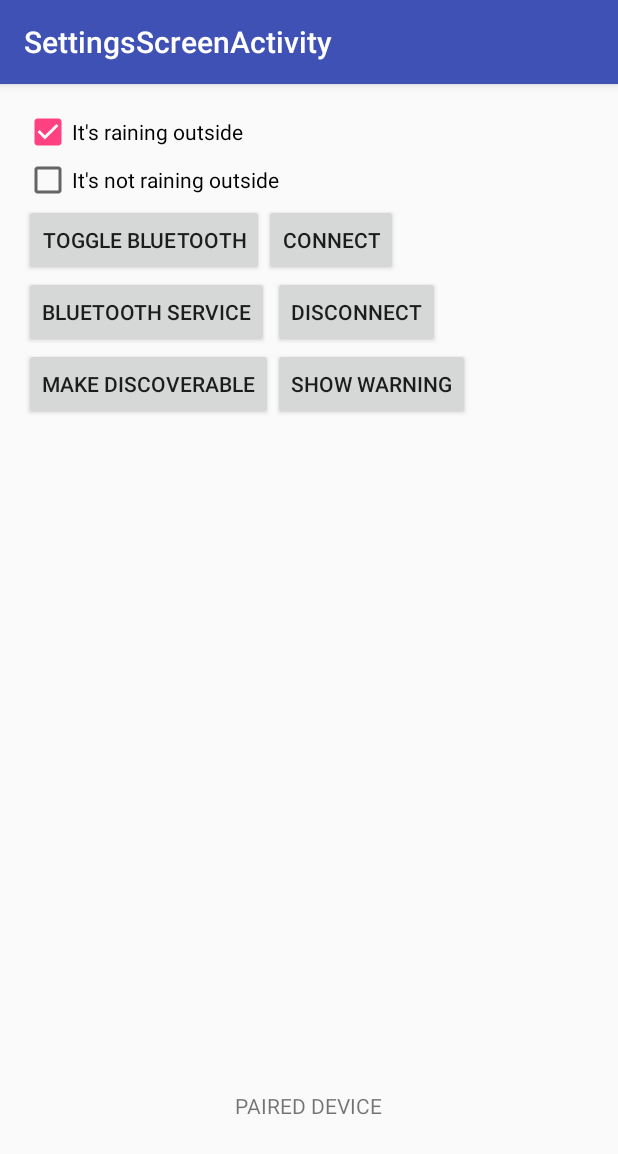
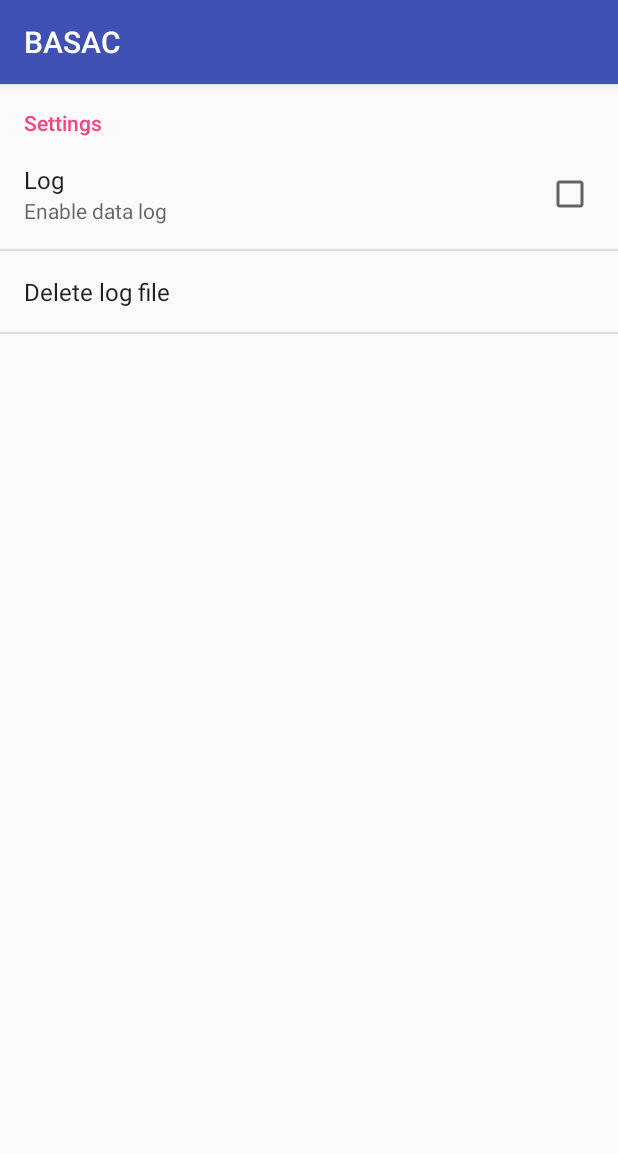
Before and after one commit to ax-rwnd/BASAC, an Android app: the screen it shows after launch (SettingsScreenActivity before the commit, SettingsActivity after it), in the options menu, after a tap on "Settings", on a phone screen of 412 x 824 dp. Shown: the top 1154 px of the screen. Run offline under Robolectric (Android 15) with nearby library versions, the phone set to English and light mode, and no system bars.

Commit message:
Added new settings activity. Added data log. Minor fixes

```diff
--- a/android/app/src/main/AndroidManifest.xml
+++ b/android/app/src/main/AndroidManifest.xml
@@ -49,6 +49,8 @@
             android:name=".BluetoothClient"
             android:enabled="true"
             android:exported="false" />
+
+        <activity android:name=".SettingsActivity" />
     </application>
 
 </manifest>
--- a/android/app/src/main/java/d0020e/basac/BluetoothClient.java
+++ b/android/app/src/main/java/d0020e/basac/BluetoothClient.java
@@ -269,7 +269,7 @@ public class BluetoothClient extends Service {
         BluetoothClient.this.stop();
     }
     private void connectionFailed() {
-        Log.d(TAG, "Could failed");
+        Log.d(TAG, "Connection failed");
         //Toast.makeText(this, "Bluetooth connection failed", Toast.LENGTH_SHORT).show();
         BluetoothClient.intendedStop = true;
         BluetoothClient.this.stop();
--- a/android/app/src/main/java/d0020e/basac/DataStore.java
+++ b/android/app/src/main/java/d0020e/basac/DataStore.java
@@ -20,10 +20,6 @@ public class DataStore extends Application {
     // Value IDs
     public static final int VALUE_TESTVALUE = 0;
     public static final int VALUE_ACCELEROMETER = 1;
-
-    public static final String TOAST = "TOAST";
-    // Messages
-    public static final int MESSAGE_TOAST = 1;
 
     public StateController mState;
 
@@ -51,6 +47,9 @@ public class DataStore extends Application {
         // TODO: Add values to match arduino data
         super.onCreate();
         SharedPreferences sharedPref = PreferenceManager.getDefaultSharedPreferences(this);
+        // Set default values for settings
+        PreferenceManager.setDefaultValues(this, R.xml.preference_main, false);
+
         int value_testValue = sharedPref.getInt("data_"+DataStore.VALUE_TESTVALUE, DataStore.VALUE_TESTVALUE);
 
         DataModel.getInstance().addValue(value_testValue);
--- a/android/app/src/main/java/d0020e/basac/HomeScreenActivity.java
+++ b/android/app/src/main/java/d0020e/basac/HomeScreenActivity.java
@@ -1,31 +1,25 @@
 package d0020e.basac;
 
-import android.bluetooth.BluetoothAdapter;
-import android.content.BroadcastReceiver;
-import android.content.ComponentName;
 import android.content.Context;
 import android.content.Intent;
-import android.content.IntentFilter;
 import android.hardware.SensorEvent;
 import android.hardware.SensorEventListener;
 import android.os.Bundle;
+import android.preference.PreferenceManager;
 import android.support.v7.app.AppCompatActivity;
 import android.support.v7.widget.Toolbar;
 import android.util.Log;
 import android.view.View;
 import android.view.Menu;
 import android.view.MenuItem;
+import android.widget.Button;
 import android.widget.Toast;
-
 import android.hardware.Sensor;
 import android.hardware.SensorManager;
 
 
 public class HomeScreenActivity extends AppCompatActivity implements SensorEventListener {
     private static final String TAG = "HomeScreen";
-
-    private BroadcastReceiver mBluetoothReceiver;
-    private boolean mBluetoothReceiverRegistered;
 
     protected void onCreate(Bundle savedInstanceState) {
         super.onCreate(savedInstanceState);
@@ -42,68 +36,14 @@ public class HomeScreenActivity extends AppCompatActivity implements SensorEvent
         Sensor smAccel = sm.getDefaultSensor(Sensor.TYPE_ACCELEROMETER);
         sm.registerListener(this, smAccel, SensorManager.SENSOR_DELAY_NORMAL);
 
-        BluetoothAdapter mBluetoothAdapter = BluetoothAdapter.getDefaultAdapter();
-        if (mBluetoothAdapter == null) {
-            mBluetoothReceiverRegistered = false;
-        } else {
-            mBluetoothReceiver = new BroadcastReceiver() {
-                @Override
-                public void onReceive(Context context, Intent intent) {
-                    String action = intent.getAction();
-                    if (BluetoothAdapter.ACTION_STATE_CHANGED.equals(action)) {
-                        final int state = intent.getIntExtra(BluetoothAdapter.EXTRA_STATE, BluetoothAdapter.ERROR);
-                        updateBluetoothStatus(state);
-                    }
-                }
-            };
-            this.registerReceiver(mBluetoothReceiver, new IntentFilter(BluetoothAdapter.ACTION_STATE_CHANGED));
-            mBluetoothReceiverRegistered = true;
-            updateBluetoothStatus(mBluetoothAdapter.getState());
-        }
-
-    }
-
-    @Override
-    protected void onStart() {
-        super.onStart();
-    }
-
-    @Override
-    protected void onStop() {
-        super.onStop();
-    }
-
-    protected void onDestroy() {
-        super.onDestroy();
-        if (mBluetoothReceiverRegistered) {
-            this.unregisterReceiver(mBluetoothReceiver);
-        }
-    }
-
-    private void updateBluetoothStatus(int state) {
-        switch (state) {
-            case BluetoothAdapter.STATE_TURNING_OFF:
-                //Toast.makeText(getApplicationContext(), "Bluetooth turning off", Toast.LENGTH_SHORT).show();
-                break;
-            case BluetoothAdapter.STATE_OFF:
-                //Toast.makeText(getApplicationContext(), "Bluetooth off", Toast.LENGTH_SHORT).show();
-                break;
-            case BluetoothAdapter.STATE_TURNING_ON:
-                //Toast.makeText(getApplicationContext(), "Bluetooth turning on", Toast.LENGTH_SHORT).show();
-                break;
-            case BluetoothAdapter.STATE_ON:
-                //Toast.makeText(getApplicationContext(), "Bluetooth on", Toast.LENGTH_SHORT).show();
-                break;
-            case BluetoothAdapter.STATE_CONNECTED:
-
-                break;
-            case BluetoothAdapter.STATE_CONNECTING:
-
-                break;
-            case BluetoothAdapter.STATE_DISCONNECTED:
-
-                break;
-        }
+        Button settings = (Button)findViewById(R.id.settings);
+        settings.setOnClickListener(new View.OnClickListener() {
+            @Override
+            public void onClick(View v) {
+                Intent intent = new Intent(getApplicationContext(), SettingsActivity.class);
+                startActivity(intent);
+            }
+        });
     }
 
     @Override
@@ -122,7 +62,7 @@ public class HomeScreenActivity extends AppCompatActivity implements SensorEvent
 
         //noinspection SimplifiableIfStatement
         if (id == R.id.action_settings) {
-            Intent intent = new Intent(this, SettingsScreenActivity.class);
+            Intent intent = new Intent(this, SettingsActivity.class);
             startActivity(intent);
             return true;
         }
--- /dev/null
+++ b/android/app/src/main/java/d0020e/basac/ResetLogFileDialogPreference.java
@@ -0,0 +1,31 @@
+package d0020e.basac;
+
+import android.content.Context;
+import android.preference.DialogPreference;
+import android.util.AttributeSet;
+import android.util.Log;
+
+/**
+ * Created by WeeDzCokie on 2016-02-03.
+ */
+public class ResetLogFileDialogPreference extends DialogPreference {
+
+    public ResetLogFileDialogPreference(Context context, AttributeSet attrs) {
+        super(context, attrs);
+    }
+
+    @Override
+    protected void onDialogClosed(boolean result) {
+        super.onDialogClosed(result);
+        persistBoolean(result);
+        if (result) {
+            // Delete log file
+            if (getContext().deleteFile("data.log")) {
+                Log.d("Dialog", "Deleted file data.log");
+            } else {
+                Log.d("Dialog", "Could not delete file data.log");
+            }
+        }
+    }
+
+}
--- /dev/null
+++ b/android/app/src/main/java/d0020e/basac/SettingsActivity.java
@@ -0,0 +1,16 @@
+package d0020e.basac;
+
+import android.support.v7.app.AppCompatActivity;
+import android.os.Bundle;
+
+public class SettingsActivity extends AppCompatActivity {
+
+    @Override
+    protected void onCreate(Bundle savedInstanceState) {
+        super.onCreate(savedInstanceState);
+
+        getFragmentManager().beginTransaction()
+                .replace(android.R.id.content, new SettingsFragment())
+                .commit();
+    }
+}
--- /dev/null
+++ b/android/app/src/main/java/d0020e/basac/SettingsFragment.java
@@ -0,0 +1,13 @@
+package d0020e.basac;
+
+import android.os.Bundle;
+import android.preference.PreferenceFragment;
+
+public class SettingsFragment extends PreferenceFragment {
+
+    @Override
+    public void onCreate(Bundle savedInstanceState) {
+        super.onCreate(savedInstanceState);
+        addPreferencesFromResource(R.xml.preference_main);
+    }
+}
--- a/android/app/src/main/java/d0020e/basac/SettingsScreenActivity.java
+++ b/android/app/src/main/java/d0020e/basac/SettingsScreenActivity.java
@@ -7,7 +7,6 @@ import android.support.v7.app.AppCompatActivity;
 import android.support.v7.widget.Toolbar;
 import android.util.Log;
 import android.view.View;
-import android.widget.CheckBox;
 import android.widget.TextView;
 import android.widget.Toast;
 
@@ -15,10 +14,7 @@ public class SettingsScreenActivity extends AppCompatActivity {
 
     private static final String TAG = "SettingsScreen";
 
-    private BluetoothClient mBluetoothClient;
-
     private BluetoothAdapter mBluetoothAdapter;
-    private String mDeviceAddress;
 
     @Override
     protected void onCreate(Bundle savedInstanceState) {
@@ -28,44 +24,6 @@ public class SettingsScreenActivity extends AppCompatActivity {
         setSupportActionBar(toolbar);
 
         mBluetoothAdapter = BluetoothAdapter.getDefaultAdapter();
-
-        final CheckBox checkBox = (CheckBox) findViewById(R.id.checkbox_1);
-        if (!checkBox.isChecked()) {
-            checkBox.setChecked(true);
-        }
-    }
-
-    @Override
-    protected void onResume() {
-        super.onResume();
-        if (mBluetoothAdapter != null) {
-            TextView mPairedDevice = (TextView) findViewById(R.id.bt_paired_device);
-        }
-    }
-
-    public void onCheckboxClicked(View view) {
-        // Is the view now checked?
-        boolean checked = ((CheckBox) view).isChecked();
-
-        // Check which checkbox was checked
-        switch(view.getId()) {
-            case R.id.checkbox_1:
-                if (checked) {
-                    Log.i("box 1 :", "checked");
-                }
-                else {
-                    Log.i("box 1 :", "NOT checked");
-                }
-                break;
-            case R.id.checkbox_2:
-                if (checked) {
-                    Log.i("box 2 :", "checked");
-                }
-                else {
-                    Log.i("box 2 :", "NOT .checked");
-                }
-                break;
-        }
     }
 
     public void bluetooth_server(View view) {
@@ -134,7 +92,7 @@ public class SettingsScreenActivity extends AppCompatActivity {
                 break;
             case DataStore.BLUETOOTH_RESULT_DEVICE:
                 if (data != null) {
-                    mDeviceAddress = data.getStringExtra("device_address");
+                    String mDeviceAddress = data.getStringExtra("device_address");
                     TextView pairedDevice = (TextView) findViewById(R.id.bt_paired_device);
                     pairedDevice.setText(mDeviceAddress);
 
--- a/android/app/src/main/res/layout/content_settings_screen.xml
+++ b/android/app/src/main/res/layout/content_settings_screen.xml
@@ -9,19 +9,6 @@
     app:layout_behavior="@string/appbar_scrolling_view_behavior"
     tools:showIn="@layout/activity_settings_screen"
     tools:context="d0020e.basac.SettingsScreenActivity">
-
-    <CheckBox android:id="@+id/checkbox_1"
-        android:layout_width="wrap_content"
-        android:layout_height="wrap_content"
-        android:text="It's raining outside"
-        android:onClick="onCheckboxClicked"/>
-
-    <CheckBox android:id="@+id/checkbox_2"
-        android:layout_below="@+id/checkbox_1"
-        android:layout_width="wrap_content"
-        android:layout_height="wrap_content"
-        android:text="It's not raining outside"
-        android:onClick="onCheckboxClicked" />
 
     <Button
         android:layout_width="wrap_content"
--- a/android/app/src/main/res/values/strings.xml
+++ b/android/app/src/main/res/values/strings.xml
@@ -4,10 +4,12 @@
     <string name="action_data">Data screen</string>
 
     <string name="button_info">DATA</string>
-    <string name="button_settings">Settings</string>
+    <string name="button_functions">Temp settings</string>
     <string name="title_activity_data_screen">DataScreenActivity</string>
     <string name="title_activity_settings_screen">SettingsScreenActivity</string>
 
     <string name="title_activity_warning">WarningActivity</string>
+    <string name="button_settings">Settings</string>
+    <string name="show_graph">Show Graph</string>
 
 </resources>
--- /dev/null
+++ b/android/app/src/main/res/xml/preference_main.xml
@@ -0,0 +1,22 @@
+<?xml version="1.0" encoding="utf-8"?>
+<PreferenceScreen xmlns:android="http://schemas.android.com/apk/res/android">
+
+    <PreferenceCategory
+        android:title="Settings"
+        android:key="pref_key_settings">
+        <CheckBoxPreference
+            android:key="pref_key_settings_datalog"
+            android:summary="Enable data log"
+            android:title="Log"
+            android:defaultValue="false" />
+
+        <d0020e.basac.ResetLogFileDialogPreference
+            android:key="pref_key_settings_delete_log_file"
+            android:title="Delete log file"
+            android:positiveButtonText="Yes"
+            android:negativeButtonText="No" />
+
+    </PreferenceCategory>
+
+
+</PreferenceScreen>
```
Also changed, not shown: android/app/src/main/java/d0020e/basac/JSONData.java (+19 -1 lines), android/app/src/main/java/d0020e/basac/StateController.java (+43 -5 lines), android/app/src/main/res/layout/content_home_screen.xml (+10 -1 lines), 1 other file.
